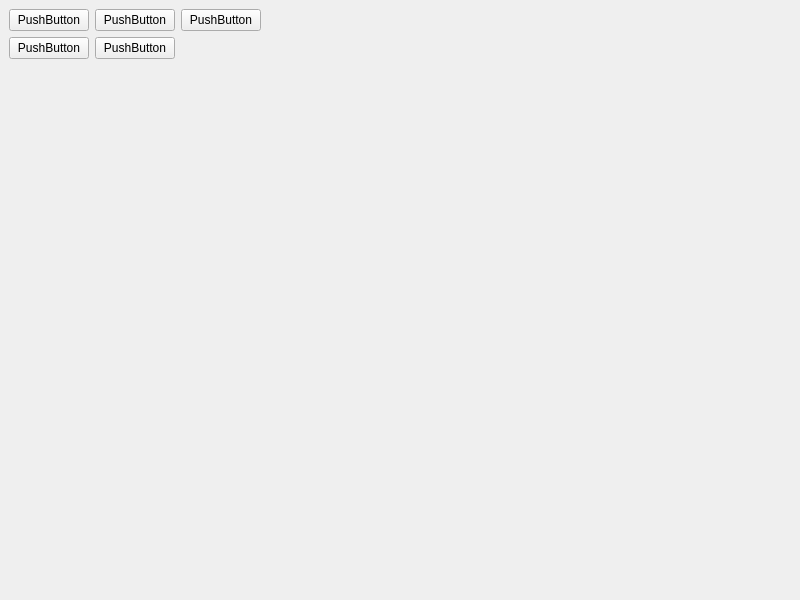
This is core/TW_Code/TW_code.ui in rupengfei/TD_code as Qt 5 draws it before an edit. The edited form follows.
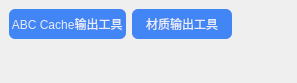
This is the edited form. The open tabs and pages were chosen to show the change.

Patch:
```diff
--- a/core/TW_Code/TW_code.ui
+++ b/core/TW_Code/TW_code.ui
@@ -6,34 +6,43 @@
    <rect>
     <x>0</x>
     <y>0</y>
-    <width>800</width>
-    <height>600</height>
+    <width>297</width>
+    <height>83</height>
    </rect>
   </property>
   <property name="windowTitle">
    <string>MainWindow</string>
   </property>
+  <property name="styleSheet">
+   <string notr="true">QPushButton:{
+font:13px;
+}
+font:&quot;Aharoni&quot;;</string>
+  </property>
   <widget class="QWidget" name="centralwidget">
-   <widget class="QStackedWidget" name="stackedWidget">
-    <property name="geometry">
-     <rect>
-      <x>0</x>
-      <y>0</y>
-      <width>321</width>
-      <height>251</height>
-     </rect>
-    </property>
-    <property name="frameShape">
-     <enum>QFrame::NoFrame</enum>
-    </property>
-    <property name="frameShadow">
-     <enum>QFrame::Raised</enum>
-    </property>
-    <property name="currentIndex">
-     <number>1</number>
-    </property>
-    <widget class="QWidget" name="page">
      <layout class="QGridLayout" name="gridLayout">
+    <item row="0" column="1">
+     <widget class="QPushButton" name="btn_shader_export">
+      <property name="minimumSize">
+       <size>
+        <width>100</width>
+        <height>30</height>
+       </size>
+      </property>
+      <property name="styleSheet">
+       <string notr="true">QPushButton{
+border:none;
+background-color: #4285F4;
+color:#E8ECF6;
+border-radius:6px;
+}
+QPushButton:pressed{font:11px;}</string>
+      </property>
+      <property name="text">
+       <string> 材质输出工具 </string>
+      </property>
+     </widget>
+    </item>
       <item row="0" column="3">
        <spacer name="horizontalSpacer">
         <property name="orientation">
@@ -41,34 +50,35 @@
         </property>
         <property name="sizeHint" stdset="0">
          <size>
-          <width>57</width>
+        <width>40</width>
           <height>20</height>
          </size>
         </property>
        </spacer>
       </item>
-      <item row="1" column="0">
-       <widget class="QPushButton" name="pushButton_3">
-        <property name="text">
-         <string>PushButton</string>
-        </property>
-       </widget>
-      </item>
-      <item row="0" column="1">
-       <widget class="QPushButton" name="pushButton_2">
-        <property name="text">
-         <string>PushButton</string>
-        </property>
-       </widget>
-      </item>
       <item row="0" column="0">
-       <widget class="QPushButton" name="pushButton">
+     <widget class="QPushButton" name="btn_abc_export">
+      <property name="minimumSize">
+       <size>
+        <width>100</width>
+        <height>30</height>
+       </size>
+      </property>
+      <property name="styleSheet">
+       <string notr="true">QPushButton{
+border:none;
+background-color: #4285F4;
+color:#E8ECF6;
+border-radius:6px;
+}
+QPushButton:pressed{font:11px;}</string>
+      </property>
         <property name="text">
-         <string>PushButton</string>
+       <string> ABC Cache输出工具 </string>
         </property>
        </widget>
       </item>
-      <item row="2" column="0">
+    <item row="1" column="0">
        <spacer name="verticalSpacer">
         <property name="orientation">
          <enum>Qt::Vertical</enum>
@@ -76,60 +86,17 @@
         <property name="sizeHint" stdset="0">
          <size>
           <width>20</width>
-          <height>172</height>
+        <height>40</height>
          </size>
         </property>
        </spacer>
       </item>
-      <item row="1" column="1">
-       <widget class="QPushButton" name="pushButton_4">
-        <property name="text">
-         <string>PushButton</string>
-        </property>
-       </widget>
-      </item>
-      <item row="0" column="2">
-       <widget class="QPushButton" name="pushButton_5">
-        <property name="text">
-         <string>PushButton</string>
-        </property>
-       </widget>
-      </item>
-     </layout>
-    </widget>
-    <widget class="QWidget" name="page_2">
-     <widget class="QPushButton" name="pushButton_6">
-      <property name="geometry">
-       <rect>
-        <x>90</x>
-        <y>42</y>
-        <width>75</width>
-        <height>81</height>
-       </rect>
-      </property>
-      <property name="styleSheet">
-       <string notr="true">QPushButton{
-border:none;
-}</string>
-      </property>
-      <property name="text">
-       <string>G</string>
-      </property>
-     </widget>
-    </widget>
-   </widget>
-  </widget>
-  <widget class="QMenuBar" name="menubar">
-   <property name="geometry">
-    <rect>
-     <x>0</x>
-     <y>0</y>
-     <width>800</width>
-     <height>23</height>
-    </rect>
-   </property>
-  </widget>
- </widget>
+   </layout>
+  </widget>
+ </widget>
+ <tabstops>
+  <tabstop>btn_shader_export</tabstop>
+ </tabstops>
  <resources/>
  <connections/>
 </ui>
```
Lines whose indentation alone changed are shown as unchanged.
